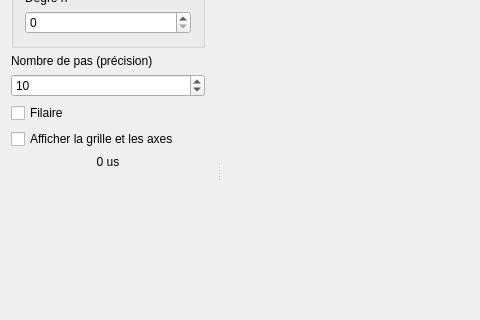
Above: Maths5ABezierQuaternions/form/maths5a_bezierquaternions.ui from PrLayton/BezierSurfacesAndQuaternions before the change; both pictures show x 0 to 480 and y 188 to 508 of the 1111 by 722 pixel window. Below: the same form after it.
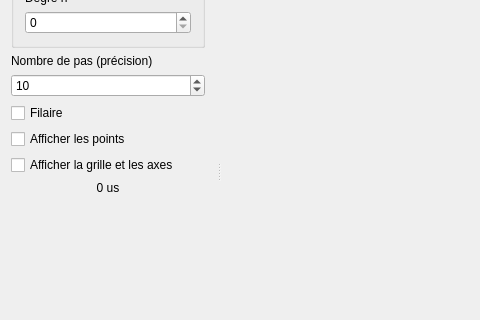
That is the form after the change.

Commit message: Nettoyage du code, changer l'UI

```diff
--- a/Maths5ABezierQuaternions/form/maths5a_bezierquaternions.ui
+++ b/Maths5ABezierQuaternions/form/maths5a_bezierquaternions.ui
@@ -144,6 +144,13 @@
        </property>
       </widget>
      </item>
+     <item>
+      <widget class="QCheckBox" name="cbShowPoints">
+       <property name="text">
+        <string>Afficher les points</string>
+       </property>
+      </widget>
+     </item>
      <item>
       <widget class="QCheckBox" name="cbShowGrid">
        <property name="text">
```
The commit also changes 3 other files.
